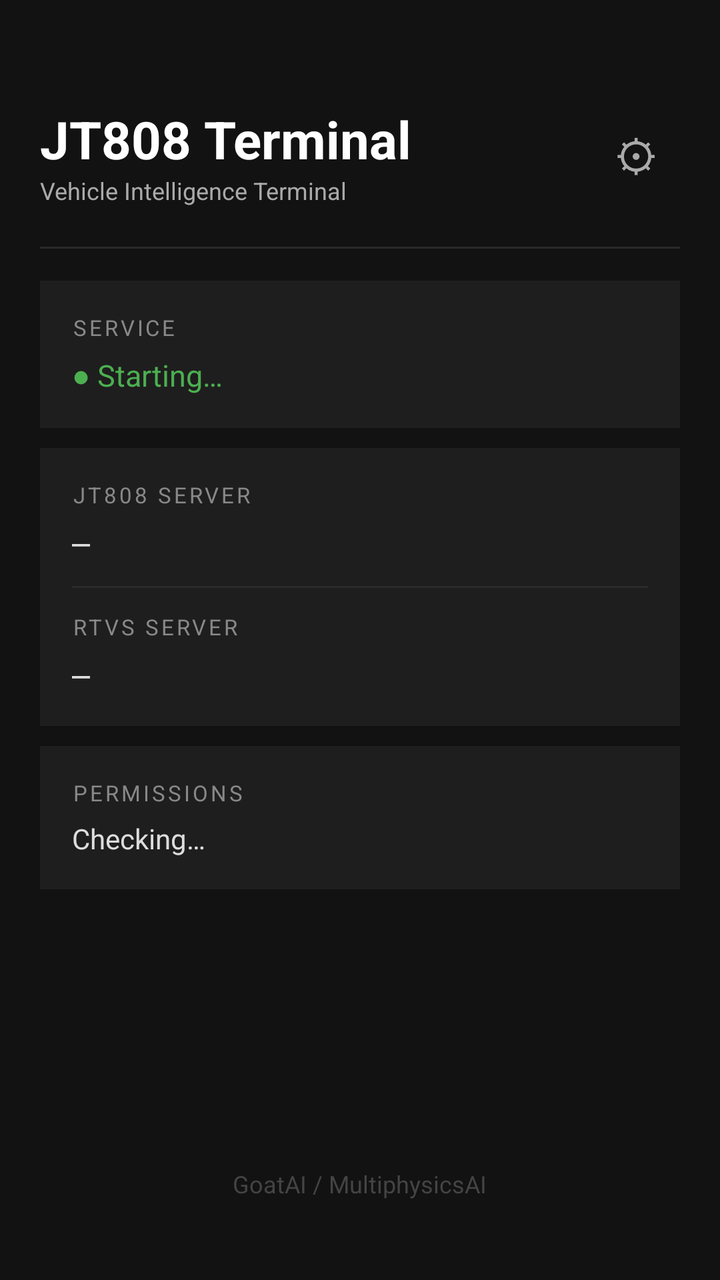
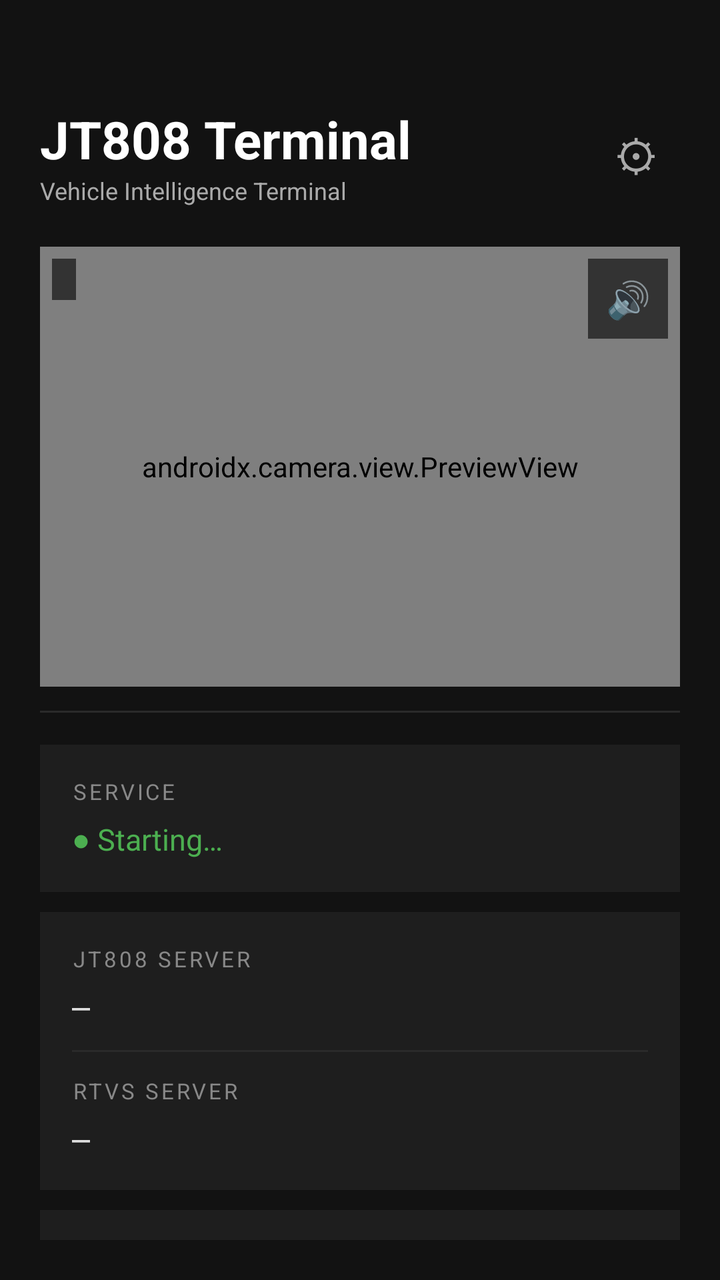

Compare the two renders of this Android layout. The source of the first and the diff that turns it into the second are given below.
<!-- AndroidManifest.xml: application theme Theme.Jt808Terminal -->
<!-- res/layout/activity_main.xml -->
<?xml version="1.0" encoding="utf-8"?>
<LinearLayout xmlns:android="http://schemas.android.com/apk/res/android"
    android:layout_width="match_parent"
    android:layout_height="match_parent"
    android:background="#121212"
    android:gravity="center_horizontal"
    android:orientation="vertical"
    android:padding="20dp">

    
    <LinearLayout
        android:layout_width="match_parent"
        android:layout_height="wrap_content"
        android:gravity="center_vertical"
        android:orientation="horizontal"
        android:paddingTop="32dp"
        android:paddingBottom="8dp">

        <LinearLayout
            android:layout_width="0dp"
            android:layout_height="wrap_content"
            android:layout_weight="1"
            android:orientation="vertical">

            <TextView
                android:layout_width="wrap_content"
                android:layout_height="wrap_content"
                android:text="@string/app_name"
                android:textColor="#FFFFFF"
                android:textSize="26sp"
                android:textStyle="bold" />

            <TextView
                android:layout_width="wrap_content"
                android:layout_height="wrap_content"
                android:text="Vehicle Intelligence Terminal"
                android:textColor="#AAAAAA"
                android:textSize="12sp" />
        </LinearLayout>

        <TextView
            android:id="@+id/btnSettings"
            android:layout_width="44dp"
            android:layout_height="44dp"
            android:gravity="center"
            android:text="⚙"
            android:textColor="#AAAAAA"
            android:textSize="22sp"
            android:clickable="true"
            android:focusable="true" />
    </LinearLayout>

    
    <View
        android:layout_width="match_parent"
        android:layout_height="1dp"
        android:layout_marginTop="12dp"
        android:background="#2A2A2A" />

    
    <LinearLayout
        android:id="@+id/cardNotConfigured"
        android:layout_width="match_parent"
        android:layout_height="wrap_content"
        android:layout_marginTop="16dp"
        android:background="#3E2723"
        android:orientation="vertical"
        android:padding="14dp"
        android:visibility="gone">

        <TextView
            android:layout_width="wrap_content"
            android:layout_height="wrap_content"
            android:text="⚠  Server not configured"
            android:textColor="#FF8A65"
            android:textSize="14sp"
            android:textStyle="bold" />

        <TextView
            android:layout_width="wrap_content"
            android:layout_height="wrap_content"
            android:layout_marginTop="4dp"
            android:text="Tap ⚙ to enter server IP and port"
            android:textColor="#FFCCBC"
            android:textSize="13sp" />
    </LinearLayout>

    
    <LinearLayout
        android:layout_width="match_parent"
        android:layout_height="wrap_content"
        android:layout_marginTop="16dp"
        android:background="#1E1E1E"
        android:orientation="vertical"
        android:padding="16dp">

        <TextView
            android:layout_width="wrap_content"
            android:layout_height="wrap_content"
            android:text="SERVICE"
            android:textColor="#888888"
            android:textSize="11sp"
            android:letterSpacing="0.12" />

        <TextView
            android:id="@+id/tvServiceStatus"
            android:layout_width="wrap_content"
            android:layout_height="wrap_content"
            android:layout_marginTop="6dp"
            android:text="● Starting…"
            android:textColor="#4CAF50"
            android:textSize="15sp" />
    </LinearLayout>

    
    <LinearLayout
        android:layout_width="match_parent"
        android:layout_height="wrap_content"
        android:layout_marginTop="10dp"
        android:background="#1E1E1E"
        android:orientation="vertical"
        android:padding="16dp">

        <TextView
            android:layout_width="wrap_content"
            android:layout_height="wrap_content"
            android:text="JT808 SERVER"
            android:textColor="#888888"
            android:textSize="11sp"
            android:letterSpacing="0.12" />

        <TextView
            android:id="@+id/tvServerAddr"
            android:layout_width="wrap_content"
            android:layout_height="wrap_content"
            android:layout_marginTop="6dp"
            android:text="—"
            android:textColor="#DDDDDD"
            android:textSize="15sp"
            android:fontFamily="monospace" />

        <View
            android:layout_width="match_parent"
            android:layout_height="1dp"
            android:layout_marginTop="12dp"
            android:layout_marginBottom="12dp"
            android:background="#2A2A2A" />

        <TextView
            android:layout_width="wrap_content"
            android:layout_height="wrap_content"
            android:text="RTVS SERVER"
            android:textColor="#888888"
            android:textSize="11sp"
            android:letterSpacing="0.12" />

        <TextView
            android:id="@+id/tvRtvsAddr"
            android:layout_width="wrap_content"
            android:layout_height="wrap_content"
            android:layout_marginTop="6dp"
            android:text="—"
            android:textColor="#DDDDDD"
            android:textSize="15sp"
            android:fontFamily="monospace" />
    </LinearLayout>

    
    <LinearLayout
        android:layout_width="match_parent"
        android:layout_height="wrap_content"
        android:layout_marginTop="10dp"
        android:background="#1E1E1E"
        android:orientation="vertical"
        android:padding="16dp">

        <TextView
            android:layout_width="wrap_content"
            android:layout_height="wrap_content"
            android:text="PERMISSIONS"
            android:textColor="#888888"
            android:textSize="11sp"
            android:letterSpacing="0.12" />

        <TextView
            android:id="@+id/tvPermissions"
            android:layout_width="wrap_content"
            android:layout_height="wrap_content"
            android:layout_marginTop="6dp"
            android:text="Checking…"
            android:textColor="#DDDDDD"
            android:textSize="14sp" />
    </LinearLayout>

    <TextView
        android:layout_width="wrap_content"
        android:layout_height="0dp"
        android:layout_weight="1"
        android:layout_gravity="bottom|center_horizontal"
        android:gravity="bottom|center_horizontal"
        android:paddingBottom="20dp"
        android:text="GoatAI / MultiphysicsAI"
        android:textColor="#444444"
        android:textSize="12sp" />

</LinearLayout>
<!-- resources referenced by this layout -->
<resources>
  <string name="app_name">JT808 Terminal</string>
  <style name="Theme.Jt808Terminal" parent="Theme.MaterialComponents.NoActionBar">
          <item name="android:windowBackground">@color/goatai_bg</item>
          <item name="android:statusBarColor">@color/goatai_bg</item>
          <item name="android:navigationBarColor">@color/goatai_bg</item>
          <item name="colorPrimary">@color/goatai_purple</item>
          <item name="colorPrimaryVariant">@color/goatai_purple_deep</item>
          <item name="colorOnPrimary">@color/goatai_fg_strong</item>
          <item name="colorSecondary">@color/goatai_electric</item>
          <item name="colorOnSecondary">@color/goatai_bg</item>
          <item name="android:textColorPrimary">@color/goatai_fg</item>
          <item name="android:textColorSecondary">@color/goatai_muted</item>
      </style>
  <color name="goatai_bg">#091117</color>
  <color name="goatai_purple">#863bff</color>
  <color name="goatai_purple_deep">#7e14ff</color>
  <color name="goatai_fg_strong">#f3f6f8</color>
  <color name="goatai_electric">#22d3ee</color>
  <color name="goatai_fg">#d8e1e8</color>
  <color name="goatai_muted">#93a1ad</color>
</resources>

<!-- the commit's change to res/layout/activity_main.xml (unified diff, before → after) -->
@@ -49,6 +49,63 @@
             android:clickable="true"
             android:focusable="true" />
     </LinearLayout>
+
+    
+    <FrameLayout
+        android:layout_width="match_parent"
+        android:layout_height="220dp"
+        android:layout_marginTop="12dp">
+
+        <androidx.camera.view.PreviewView
+            android:id="@+id/previewView"
+            android:layout_width="match_parent"
+            android:layout_height="match_parent"
+            android:background="#000000" />
+
+        <TextView
+            android:id="@+id/tvDmsOverlay"
+            android:layout_width="match_parent"
+            android:layout_height="wrap_content"
+            android:layout_gravity="bottom"
+            android:background="#99000000"
+            android:paddingStart="10dp"
+            android:paddingEnd="10dp"
+            android:paddingTop="4dp"
+            android:paddingBottom="4dp"
+            android:textColor="#FFFFFF"
+            android:textSize="13sp"
+            android:textStyle="bold"
+            android:visibility="gone" />
+
+        <TextView
+            android:id="@+id/tvSpeedTime"
+            android:layout_width="wrap_content"
+            android:layout_height="wrap_content"
+            android:layout_gravity="top|start"
+            android:layout_margin="6dp"
+            android:background="#99000000"
+            android:paddingStart="6dp"
+            android:paddingEnd="6dp"
+            android:paddingTop="3dp"
+            android:paddingBottom="3dp"
+            android:textColor="#FFFFFF"
+            android:textSize="11sp"
+            android:fontFamily="monospace" />
+
+        <TextView
+            android:id="@+id/btnMuteAudio"
+            android:layout_width="40dp"
+            android:layout_height="40dp"
+            android:layout_gravity="top|end"
+            android:layout_margin="6dp"
+            android:background="#99000000"
+            android:gravity="center"
+            android:text="🔊"
+            android:textSize="18sp"
+            android:clickable="true"
+            android:focusable="true" />
+
+    </FrameLayout>
 
     
     <View
